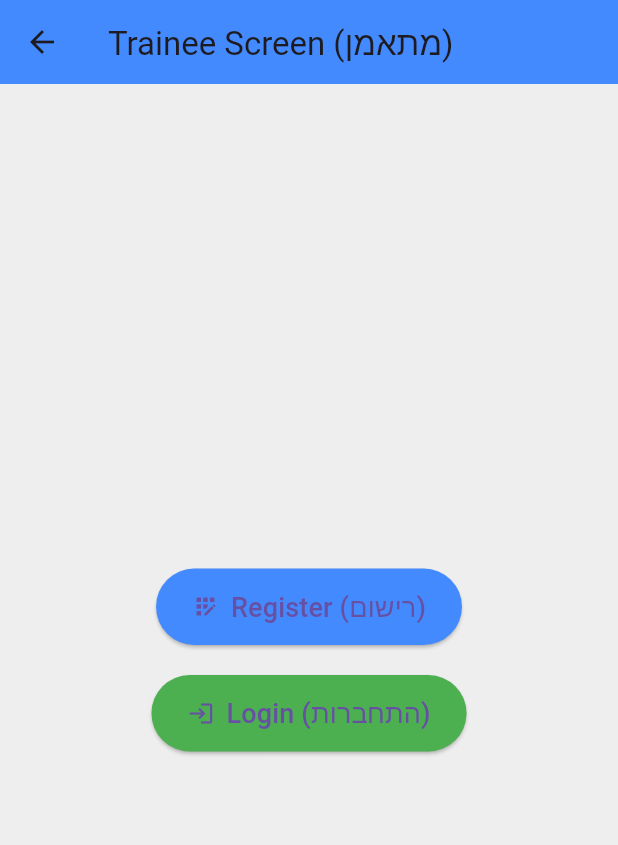
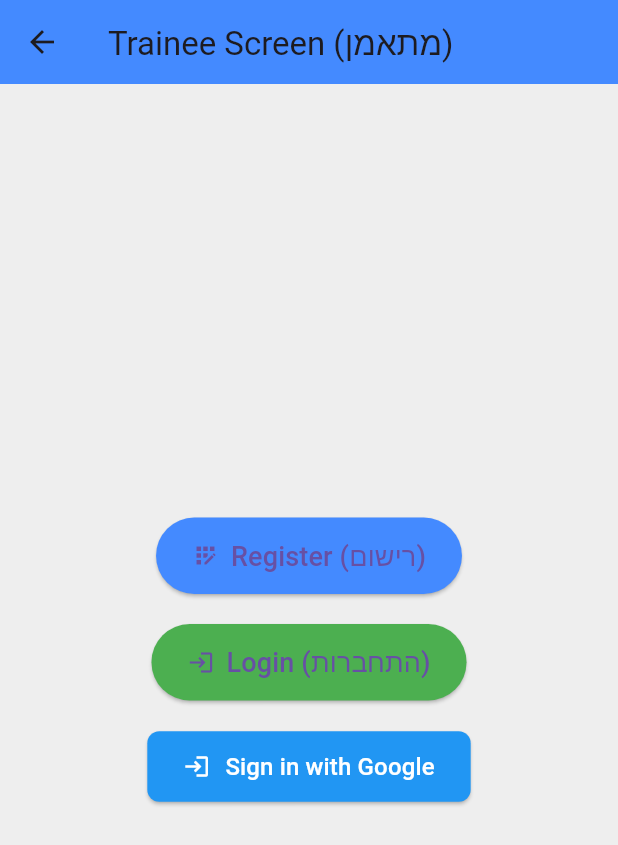
Before and after one commit to shifaaKh28/BodyAndMind, a Flutter app: the TraineeScreen screen opened directly, on a phone screen of 412 x 824 dp. Shown: the top 845 px of the screen. Run offline on Flutter 3.47's test engine with Material 3 defaults, Android fonts, the phone set to English and light mode, and no system bars; our stand-ins replace firebase_auth, firebase_core; accounts and stored records are empty.

Commit message:
Update main.dart

```diff
--- a/lib/main.dart
+++ b/lib/main.dart
@@ -224,10 +224,75 @@ class TraineeScreen extends StatelessWidget {
                 backgroundColor: Colors.green, // Green color for Login
               ),
             ),
+            SizedBox(height: 20), // Space between buttons
+
+            // Google Sign-In Button
+            ElevatedButton(
+              onPressed: () async {
+                await _signInWithGoogle(context);
+              },
+              style: ElevatedButton.styleFrom(
+                padding: EdgeInsets.symmetric(horizontal: 24, vertical: 12),
+                backgroundColor: Colors.blue, // Google Blue Color
+                shape: RoundedRectangleBorder(
+                  borderRadius: BorderRadius.circular(8), // Rounded corners
+                ),
+              ),
+              child: Row(
+                mainAxisSize: MainAxisSize.min,
+                children: [
+                  Icon(Icons.login, color: Colors.white), // Google Sign-In icon
+                  SizedBox(width: 10),
+                  Text(
+                    'Sign in with Google',
+                    style: TextStyle(fontSize: 16, color: Colors.white),
+                  ),
+                ],
+              ),
+            ),
           ],
         ),
       ),
     );
+  }
+
+  Future<void> _signInWithGoogle(BuildContext context) async {
+    final GoogleSignIn googleSignIn = GoogleSignIn();
+    final GoogleSignInAccount? googleUser = await googleSignIn.signIn();
+
+    if (googleUser != null) {
+      final GoogleSignInAuthentication googleAuth =
+      await googleUser.authentication;
+
+      final AuthCredential credential = GoogleAuthProvider.credential(
+        accessToken: googleAuth.accessToken,
+        idToken: googleAuth.idToken,
+      );
+
+      try {
+        // Sign in to Firebase with Google credentials
+        UserCredential userCredential =
+        await FirebaseAuth.instance.signInWithCredential(credential);
+
+        // Show a success message
+        ScaffoldMessenger.of(context).showSnackBar(
+          SnackBar(content: Text('Google Sign-In Successful!')),
+        );
+
+        // Navigate to the next screen (e.g., MainScreen)
+        // Replace with your main screen
+        Navigator.pushReplacement(
+          context,
+          MaterialPageRoute(
+            builder: (context) => RegisterScreen(), // Replace with your screen
+          ),
+        );
+      } catch (e) {
+        ScaffoldMessenger.of(context).showSnackBar(
+          SnackBar(content: Text('Google Sign-In Failed: $e')),
+        );
+      }
+    }
   }
 }
 
```
